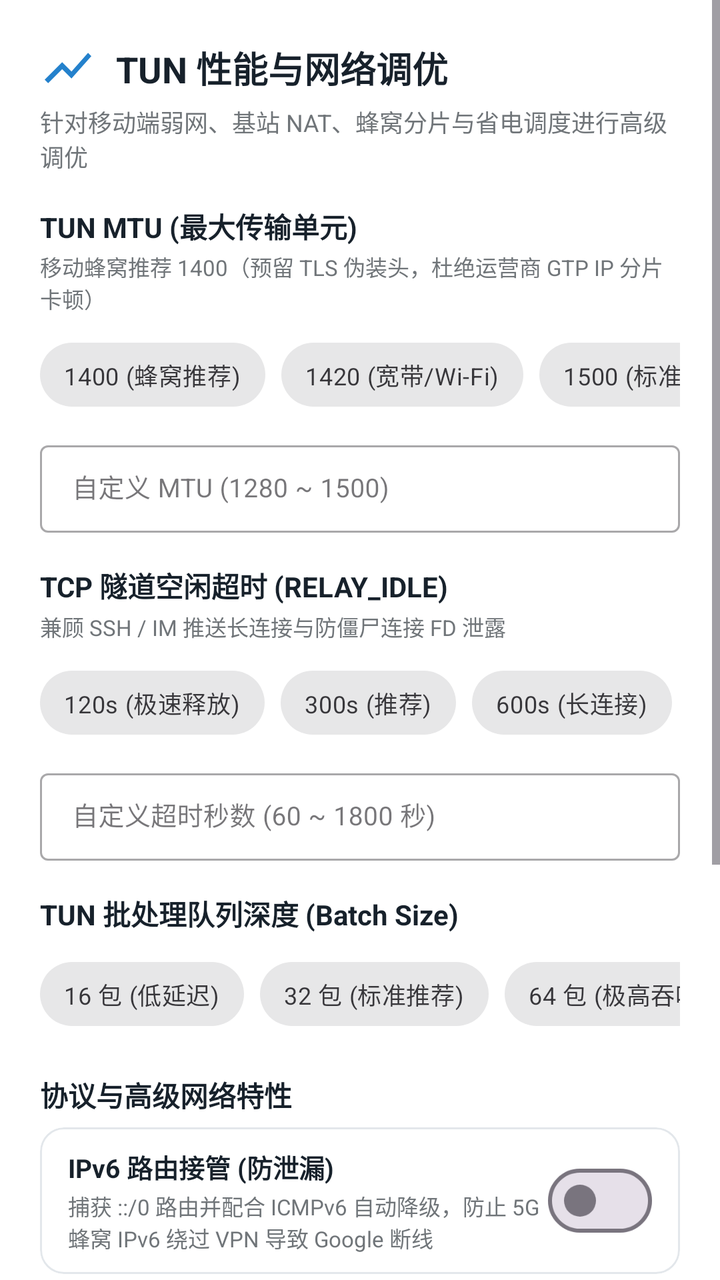
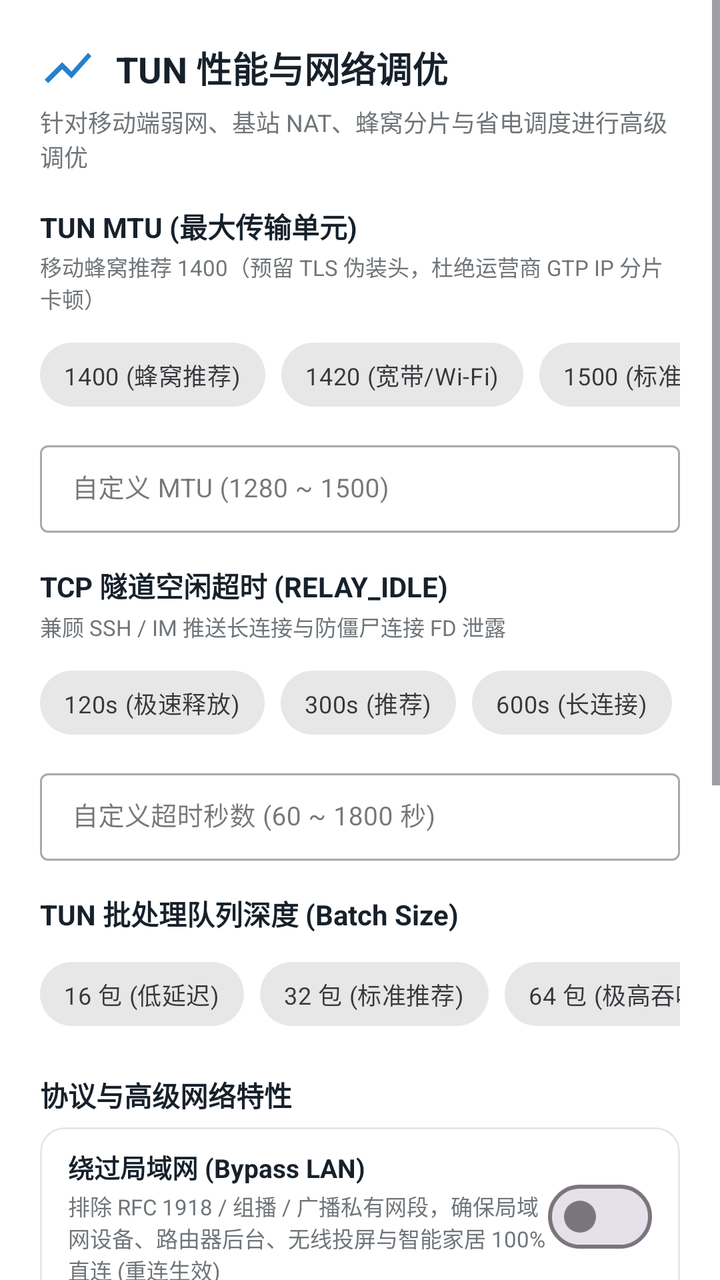

Screens rendered from an Android XML layout before and after an edit, with the pre-edit source and the edit as a unified diff.
<!-- AndroidManifest.xml: application theme Theme.Mirage -->
<!-- res/layout/dialog_tun_config.xml -->
<?xml version="1.0" encoding="utf-8"?>
<ScrollView xmlns:android="http://schemas.android.com/apk/res/android"
    xmlns:app="http://schemas.android.com/apk/res-auto"
    android:layout_width="match_parent"
    android:layout_height="wrap_content"
    android:background="@color/meow_card"
    android:fillViewport="true">

    <LinearLayout
        android:layout_width="match_parent"
        android:layout_height="wrap_content"
        android:orientation="vertical"
        android:padding="20dp">

        
        <LinearLayout
            android:layout_width="match_parent"
            android:layout_height="wrap_content"
            android:gravity="center_vertical"
            android:orientation="horizontal">

            <ImageView
                android:layout_width="28dp"
                android:layout_height="28dp"
                android:src="@drawable/ic_nav_traffic"
                app:tint="@color/meow_blue" />

            <TextView
                android:layout_width="wrap_content"
                android:layout_height="wrap_content"
                android:layout_marginStart="10dp"
                android:text="TUN 性能与网络调优"
                android:textColor="@color/meow_ink"
                android:textSize="18sp"
                android:textStyle="bold" />
        </LinearLayout>

        <TextView
            android:layout_width="match_parent"
            android:layout_height="wrap_content"
            android:layout_marginTop="4dp"
            android:text="针对移动端弱网、基站 NAT、蜂窝分片与省电调度进行高级调优"
            android:textColor="@color/meow_ink_secondary"
            android:textSize="12sp" />

        
        <TextView
            android:layout_width="match_parent"
            android:layout_height="wrap_content"
            android:layout_marginTop="16dp"
            android:text="TUN MTU (最大传输单元)"
            android:textColor="@color/meow_ink"
            android:textSize="14sp"
            android:textStyle="bold" />

        <TextView
            android:layout_width="match_parent"
            android:layout_height="wrap_content"
            android:layout_marginTop="2dp"
            android:text="移动蜂窝推荐 1400（预留 TLS 伪装头，杜绝运营商 GTP IP 分片卡顿）"
            android:textColor="@color/meow_ink_secondary"
            android:textSize="11sp" />

        <HorizontalScrollView
            android:layout_width="match_parent"
            android:layout_height="wrap_content"
            android:layout_marginTop="6dp"
            android:scrollbars="none">

            <com.google.android.material.chip.ChipGroup
                android:id="@+id/chipGroupMtu"
                android:layout_width="wrap_content"
                android:layout_height="wrap_content"
                app:singleLine="true"
                app:singleSelection="true">

                <com.google.android.material.chip.Chip
                    android:id="@+id/chipMtu1400"
                    style="@style/Widget.MaterialComponents.Chip.Choice"
                    android:layout_width="wrap_content"
                    android:layout_height="wrap_content"
                    android:text="1400 (蜂窝推荐)"
                    android:textSize="12sp" />

                <com.google.android.material.chip.Chip
                    android:id="@+id/chipMtu1420"
                    style="@style/Widget.MaterialComponents.Chip.Choice"
                    android:layout_width="wrap_content"
                    android:layout_height="wrap_content"
                    android:text="1420 (宽带/Wi-Fi)"
                    android:textSize="12sp" />

                <com.google.android.material.chip.Chip
                    android:id="@+id/chipMtu1500"
                    style="@style/Widget.MaterialComponents.Chip.Choice"
                    android:layout_width="wrap_content"
                    android:layout_height="wrap_content"
                    android:text="1500 (标准以太网)"
                    android:textSize="12sp" />

                <com.google.android.material.chip.Chip
                    android:id="@+id/chipMtu1280"
                    style="@style/Widget.MaterialComponents.Chip.Choice"
                    android:layout_width="wrap_content"
                    android:layout_height="wrap_content"
                    android:text="1280 (极低丢包)"
                    android:textSize="12sp" />
            </com.google.android.material.chip.ChipGroup>
        </HorizontalScrollView>

        <com.google.android.material.textfield.TextInputLayout
            android:id="@+id/tilMtu"
            style="@style/Widget.MaterialComponents.TextInputLayout.OutlinedBox.Dense"
            android:layout_width="match_parent"
            android:layout_height="wrap_content"
            android:layout_marginTop="6dp"
            android:hint="自定义 MTU (1280 ~ 1500)">

            <com.google.android.material.textfield.TextInputEditText
                android:id="@+id/etMtu"
                android:layout_width="match_parent"
                android:layout_height="wrap_content"
                android:inputType="number"
                android:textColor="@color/meow_ink"
                android:textSize="13sp" />
        </com.google.android.material.textfield.TextInputLayout>

        
        <TextView
            android:layout_width="match_parent"
            android:layout_height="wrap_content"
            android:layout_marginTop="16dp"
            android:text="TCP 隧道空闲超时 (RELAY_IDLE)"
            android:textColor="@color/meow_ink"
            android:textSize="14sp"
            android:textStyle="bold" />

        <TextView
            android:layout_width="match_parent"
            android:layout_height="wrap_content"
            android:layout_marginTop="2dp"
            android:text="兼顾 SSH / IM 推送长连接与防僵尸连接 FD 泄露"
            android:textColor="@color/meow_ink_secondary"
            android:textSize="11sp" />

        <HorizontalScrollView
            android:layout_width="match_parent"
            android:layout_height="wrap_content"
            android:layout_marginTop="6dp"
            android:scrollbars="none">

            <com.google.android.material.chip.ChipGroup
                android:id="@+id/chipGroupTcpIdle"
                android:layout_width="wrap_content"
                android:layout_height="wrap_content"
                app:singleLine="true"
                app:singleSelection="true">

                <com.google.android.material.chip.Chip
                    android:id="@+id/chipIdle120"
                    style="@style/Widget.MaterialComponents.Chip.Choice"
                    android:layout_width="wrap_content"
                    android:layout_height="wrap_content"
                    android:text="120s (极速释放)"
                    android:textSize="12sp" />

                <com.google.android.material.chip.Chip
                    android:id="@+id/chipIdle300"
                    style="@style/Widget.MaterialComponents.Chip.Choice"
                    android:layout_width="wrap_content"
                    android:layout_height="wrap_content"
                    android:text="300s (推荐)"
                    android:textSize="12sp" />

                <com.google.android.material.chip.Chip
                    android:id="@+id/chipIdle600"
                    style="@style/Widget.MaterialComponents.Chip.Choice"
                    android:layout_width="wrap_content"
                    android:layout_height="wrap_content"
                    android:text="600s (长连接)"
                    android:textSize="12sp" />

                <com.google.android.material.chip.Chip
                    android:id="@+id/chipIdle1800"
                    style="@style/Widget.MaterialComponents.Chip.Choice"
                    android:layout_width="wrap_content"
                    android:layout_height="wrap_content"
                    android:text="1800s (30分钟)"
                    android:textSize="12sp" />
            </com.google.android.material.chip.ChipGroup>
        </HorizontalScrollView>

        <com.google.android.material.textfield.TextInputLayout
            android:id="@+id/tilTcpIdle"
            style="@style/Widget.MaterialComponents.TextInputLayout.OutlinedBox.Dense"
            android:layout_width="match_parent"
            android:layout_height="wrap_content"
            android:layout_marginTop="6dp"
            android:hint="自定义超时秒数 (60 ~ 1800 秒)">

            <com.google.android.material.textfield.TextInputEditText
                android:id="@+id/etTcpIdle"
                android:layout_width="match_parent"
                android:layout_height="wrap_content"
                android:inputType="number"
                android:textColor="@color/meow_ink"
                android:textSize="13sp" />
        </com.google.android.material.textfield.TextInputLayout>

        
        <TextView
            android:layout_width="match_parent"
            android:layout_height="wrap_content"
            android:layout_marginTop="16dp"
            android:text="TUN 批处理队列深度 (Batch Size)"
            android:textColor="@color/meow_ink"
            android:textSize="14sp"
            android:textStyle="bold" />

        <HorizontalScrollView
            android:layout_width="match_parent"
            android:layout_height="wrap_content"
            android:layout_marginTop="6dp"
            android:scrollbars="none">

            <com.google.android.material.chip.ChipGroup
                android:id="@+id/chipGroupBatch"
                android:layout_width="wrap_content"
                android:layout_height="wrap_content"
                app:singleLine="true"
                app:singleSelection="true">

                <com.google.android.material.chip.Chip
                    android:id="@+id/chipBatch16"
                    style="@style/Widget.MaterialComponents.Chip.Choice"
                    android:layout_width="wrap_content"
                    android:layout_height="wrap_content"
                    android:text="16 包 (低延迟)"
                    android:textSize="12sp" />

                <com.google.android.material.chip.Chip
                    android:id="@+id/chipBatch32"
                    style="@style/Widget.MaterialComponents.Chip.Choice"
                    android:layout_width="wrap_content"
                    android:layout_height="wrap_content"
                    android:text="32 包 (标准推荐)"
                    android:textSize="12sp" />

                <com.google.android.material.chip.Chip
                    android:id="@+id/chipBatch64"
                    style="@style/Widget.MaterialComponents.Chip.Choice"
                    android:layout_width="wrap_content"
                    android:layout_height="wrap_content"
                    android:text="64 包 (极高吞吐)"
                    android:textSize="12sp" />
            </com.google.android.material.chip.ChipGroup>
        </HorizontalScrollView>

        
        <TextView
            android:layout_width="match_parent"
            android:layout_height="wrap_content"
            android:layout_marginTop="16dp"
            android:text="协议与高级网络特性"
            android:textColor="@color/meow_ink"
            android:textSize="14sp"
            android:textStyle="bold" />

        
        <com.google.android.material.card.MaterialCardView
            style="@style/MirageCard"
            android:layout_width="match_parent"
            android:layout_height="wrap_content"
            android:layout_marginTop="6dp"
            app:cardCornerRadius="12dp">

            <LinearLayout
                android:layout_width="match_parent"
                android:layout_height="wrap_content"
                android:gravity="center_vertical"
                android:orientation="horizontal"
                android:paddingHorizontal="14dp"
                android:paddingVertical="10dp">

                <LinearLayout
                    android:layout_width="0dp"
                    android:layout_height="wrap_content"
                    android:layout_weight="1"
                    android:orientation="vertical">

                    <TextView
                        android:layout_width="wrap_content"
                        android:layout_height="wrap_content"
                        android:text="IPv6 路由接管 (防泄漏)"
                        android:textColor="@color/meow_ink"
                        android:textSize="13sp"
                        android:textStyle="bold" />

                    <TextView
                        android:layout_width="wrap_content"
                        android:layout_height="wrap_content"
                        android:layout_marginTop="2dp"
                        android:text="捕获 ::/0 路由并配合 ICMPv6 自动降级，防止 5G 蜂窝 IPv6 绕过 VPN 导致 Google 断线"
                        android:textColor="@color/meow_ink_secondary"
                        android:textSize="11sp" />
                </LinearLayout>

                <com.google.android.material.materialswitch.MaterialSwitch
                    android:id="@+id/switchEnableIpv6"
                    android:layout_width="wrap_content"
                    android:layout_height="wrap_content" />
            </LinearLayout>
        </com.google.android.material.card.MaterialCardView>

        
        <com.google.android.material.card.MaterialCardView
            style="@style/MirageCard"
            android:layout_width="match_parent"
            android:layout_height="wrap_content"
            android:layout_marginTop="6dp"
            app:cardCornerRadius="12dp">

            <LinearLayout
                android:layout_width="match_parent"
                android:layout_height="wrap_content"
                android:gravity="center_vertical"
                android:orientation="horizontal"
                android:paddingHorizontal="14dp"
                android:paddingVertical="10dp">

                <LinearLayout
                    android:layout_width="0dp"
                    android:layout_height="wrap_content"
                    android:layout_weight="1"
                    android:orientation="vertical">

                    <TextView
                        android:layout_width="wrap_content"
                        android:layout_height="wrap_content"
                        android:text="屏蔽海外 QUIC (UDP 443)"
                        android:textColor="@color/meow_ink"
                        android:textSize="13sp"
                        android:textStyle="bold" />

                    <TextView
                        android:layout_width="wrap_content"
                        android:layout_height="wrap_content"
                        android:layout_marginTop="2dp"
                        android:text="仅对海外代理流量拦截以消除 X/YouTube 握手超时，国内直连正常放行"
                        android:textColor="@color/meow_ink_secondary"
                        android:textSize="11sp" />
                </LinearLayout>

                <com.google.android.material.materialswitch.MaterialSwitch
                    android:id="@+id/switchBlockQuic"
                    android:layout_width="wrap_content"
                    android:layout_height="wrap_content" />
            </LinearLayout>
        </com.google.android.material.card.MaterialCardView>

        
        <com.google.android.material.card.MaterialCardView
            style="@style/MirageCard"
            android:layout_width="match_parent"
            android:layout_height="wrap_content"
            android:layout_marginTop="6dp"
            app:cardCornerRadius="12dp">

            <LinearLayout
                android:layout_width="match_parent"
                android:layout_height="wrap_content"
                android:gravity="center_vertical"
                android:orientation="horizontal"
                android:paddingHorizontal="14dp"
                android:paddingVertical="10dp">

                <LinearLayout
                    android:layout_width="0dp"
                    android:layout_height="wrap_content"
                    android:layout_weight="1"
                    android:orientation="vertical">

                    <TextView
                        android:layout_width="wrap_content"
                        android:layout_height="wrap_content"
                        android:text="UDP 多路复用 (UDP Mux)"
                        android:textColor="@color/meow_ink"
                        android:textSize="13sp"
                        android:textStyle="bold" />

                    <TextView
                        android:layout_width="wrap_content"
                        android:layout_height="wrap_content"
                        android:layout_marginTop="2dp"
                        android:text="在 4 条共享隧道内复用所有 UDP 会话，解决高并发下连接池耗尽 (需服务端 ≥v0.9.0)"
                        android:textColor="@color/meow_ink_secondary"
                        android:textSize="11sp" />
                </LinearLayout>

                <com.google.android.material.materialswitch.MaterialSwitch
                    android:id="@+id/switchUdpMux"
                    android:layout_width="wrap_content"
                    android:layout_height="wrap_content" />
            </LinearLayout>
        </com.google.android.material.card.MaterialCardView>

        
        <TextView
            android:layout_width="match_parent"
            android:layout_height="wrap_content"
            android:layout_marginTop="14dp"
            android:background="@drawable/bg_telegram_pill"
            android:padding="10dp"
            android:text="💡 提示: TUN MTU 参数将在下次启动或重新连接 VPN 时正式生效。"
            android:textColor="@color/meow_ink_secondary"
            android:textSize="11sp" />

        
        <LinearLayout
            android:layout_width="match_parent"
            android:layout_height="wrap_content"
            android:layout_marginTop="18dp"
            android:gravity="end"
            android:orientation="horizontal">

            <com.google.android.material.button.MaterialButton
                android:id="@+id/btnResetDefault"
                style="@style/Widget.Material3.Button.TextButton"
                android:layout_width="wrap_content"
                android:layout_height="wrap_content"
                android:text="恢复推荐"
                android:textColor="@color/meow_ink_secondary" />

            <View
                android:layout_width="0dp"
                android:layout_height="1dp"
                android:layout_weight="1" />

            <com.google.android.material.button.MaterialButton
                android:id="@+id/btnCancel"
                style="@style/Widget.Material3.Button.TextButton"
                android:layout_width="wrap_content"
                android:layout_height="wrap_content"
                android:text="取消"
                android:textColor="@color/meow_ink_secondary" />

            <com.google.android.material.button.MaterialButton
                android:id="@+id/btnSave"
                style="@style/MirageButton"
                android:layout_width="wrap_content"
                android:layout_height="wrap_content"
                android:layout_marginStart="8dp"
                android:text="保存设置"
                app:cornerRadius="20dp" />
        </LinearLayout>

    </LinearLayout>
</ScrollView>
<!-- resources referenced by this layout -->
<resources>
  <color name="meow_blue">#2481CC</color>
  <color name="meow_card">#FFFFFF</color>
  <color name="meow_ink">#17212B</color>
  <color name="meow_ink_secondary">#707579</color>
  <!-- drawable bg_telegram_pill (drawable) -->
  <?xml version="1.0" encoding="utf-8"?>
  <shape xmlns:android="http://schemas.android.com/apk/res/android"
      android:shape="rectangle">
      <solid android:color="#F0F4F8" />
      <corners android:radius="16dp" />
      <stroke
          android:width="1dp"
          android:color="#E2E8F0" />
  </shape>
  <!-- drawable ic_nav_traffic (drawable) -->
  <vector xmlns:android="http://schemas.android.com/apk/res/android"
      android:width="24dp"
      android:height="24dp"
      android:viewportWidth="24"
      android:viewportHeight="24">
      <path
          android:fillColor="#FF2481CC"
          android:pathData="M3.5,18.49l6,-6.01 4,4L22,6.92l-1.41,-1.41 -7.09,7.97 -4,-4L2,16.99z" />
  </vector>
  <style name="MirageButton" parent="Widget.Material3.Button">
          <item name="cornerRadius">24dp</item>
          <item name="android:textColor">#FFFFFF</item>
          <item name="backgroundTint">@color/meow_blue</item>
          <item name="elevation">0dp</item>
          <item name="android:fontFamily">sans-serif-medium</item>
      </style>
  <style name="MirageCard" parent="Widget.MaterialComponents.CardView">
          <item name="cardCornerRadius">14dp</item>
          <item name="cardElevation">0dp</item>
          <item name="strokeColor">@color/meow_outline</item>
          <item name="strokeWidth">1dp</item>
          <item name="cardBackgroundColor">@color/meow_card</item>
      </style>
  <style name="Theme.Mirage" parent="Theme.Material3.DayNight.NoActionBar">
          <item name="colorPrimary">@color/meow_blue</item>
          <item name="colorOnPrimary">#FFFFFF</item>
          <item name="colorSecondary">@color/meow_download</item>
          <item name="android:colorBackground">@color/meow_canvas</item>
          <item name="colorSurface">@color/meow_card</item>
          <item name="android:windowBackground">@color/meow_canvas</item>
          <item name="android:textColor">@color/meow_ink</item>
          
          
          <item name="android:statusBarColor">@android:color/transparent</item>
          <item name="android:navigationBarColor">@android:color/transparent</item>
          <item name="android:windowLightStatusBar">true</item>
          <item name="android:windowLightNavigationBar">true</item>
  
          
          <item name="materialCardViewStyle">@style/MirageCard</item>
  
          
          <item name="materialButtonStyle">@style/MirageButton</item>
          <item name="android:buttonStyle">@style/MirageButton</item>
  
          
          <item name="android:editTextStyle">@style/MirageEditText</item>
      </style>
  <color name="meow_outline">#E3E7EB</color>
  <color name="meow_download">#2AA3EF</color>
  <color name="meow_canvas">#F0F2F5</color>
  <style name="MirageEditText" parent="Widget.AppCompat.EditText">
          <item name="android:background">@drawable/bg_telegram_pill</item>
          <item name="android:paddingHorizontal">14dp</item>
          <item name="android:paddingVertical">10dp</item>
          <item name="android:textColor">@color/meow_ink</item>
          <item name="android:textColorHint">@color/meow_ink_secondary</item>
          <item name="android:textSize">14sp</item>
      </style>
</resources>

<!-- the commit's change to res/layout/dialog_tun_config.xml (unified diff, before → after) -->
@@ -291,6 +291,52 @@
                     <TextView
                         android:layout_width="wrap_content"
                         android:layout_height="wrap_content"
+                        android:text="绕过局域网 (Bypass LAN)"
+                        android:textColor="@color/meow_ink"
+                        android:textSize="13sp"
+                        android:textStyle="bold" />
+
+                    <TextView
+                        android:layout_width="wrap_content"
+                        android:layout_height="wrap_content"
+                        android:layout_marginTop="2dp"
+                        android:text="排除 RFC 1918 / 组播 / 广播私有网段，确保局域网设备、路由器后台、无线投屏与智能家居 100% 直连 (重连生效)"
+                        android:textColor="@color/meow_ink_secondary"
+                        android:textSize="11sp" />
+                </LinearLayout>
+
+                <com.google.android.material.materialswitch.MaterialSwitch
+                    android:id="@+id/switchBypassLan"
+                    android:layout_width="wrap_content"
+                    android:layout_height="wrap_content" />
+            </LinearLayout>
+        </com.google.android.material.card.MaterialCardView>
+
+        
+        <com.google.android.material.card.MaterialCardView
+            style="@style/MirageCard"
+            android:layout_width="match_parent"
+            android:layout_height="wrap_content"
+            android:layout_marginTop="6dp"
+            app:cardCornerRadius="12dp">
+
+            <LinearLayout
+                android:layout_width="match_parent"
+                android:layout_height="wrap_content"
+                android:gravity="center_vertical"
+                android:orientation="horizontal"
+                android:paddingHorizontal="14dp"
+                android:paddingVertical="10dp">
+
+                <LinearLayout
+                    android:layout_width="0dp"
+                    android:layout_height="wrap_content"
+                    android:layout_weight="1"
+                    android:orientation="vertical">
+
+                    <TextView
+                        android:layout_width="wrap_content"
+                        android:layout_height="wrap_content"
                         android:text="IPv6 路由接管 (防泄漏)"
                         android:textColor="@color/meow_ink"
                         android:textSize="13sp"
